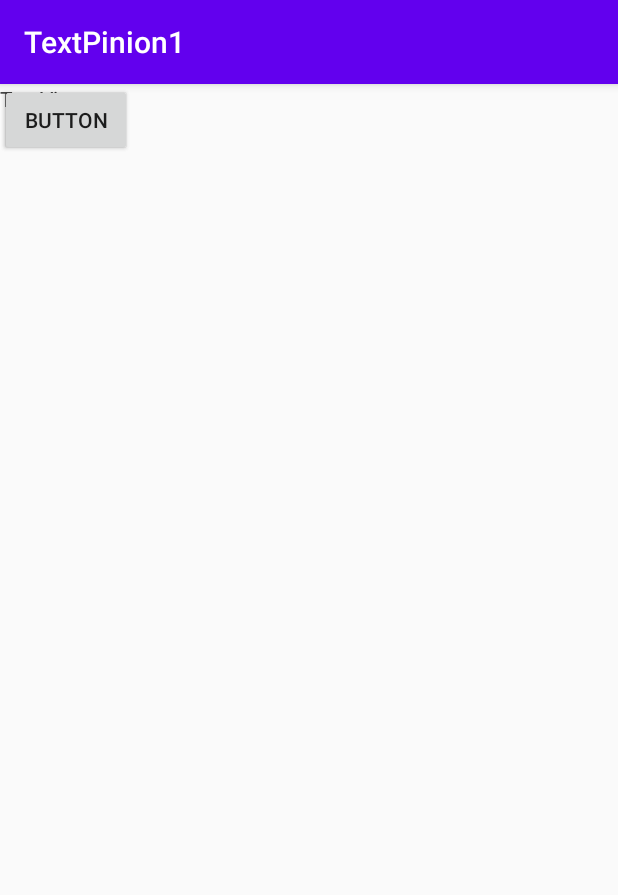
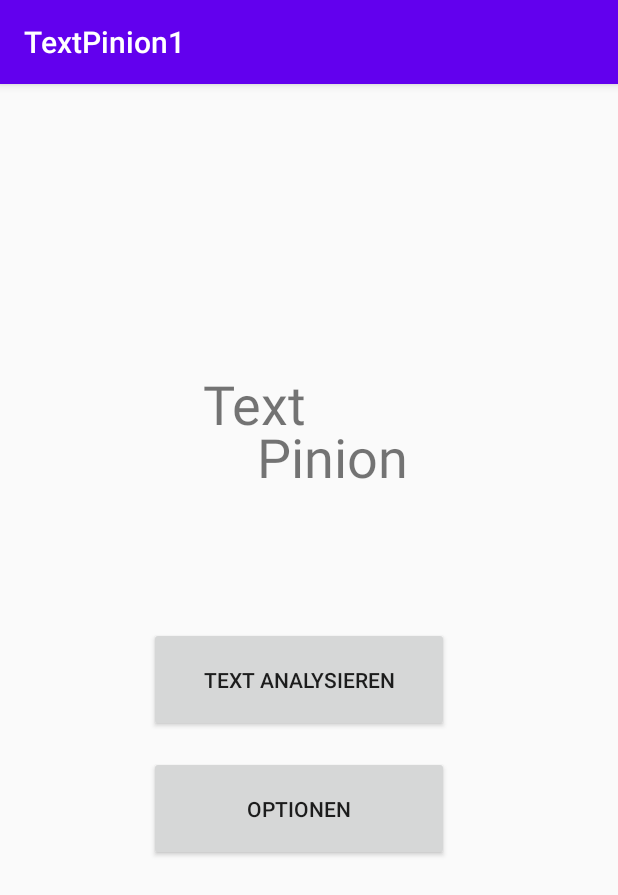
Before and after one commit to tim3hy/TextPinionNew, an Android app: the screen it shows after launch (MainActivity), on a phone screen of 412 x 824 dp. Shown: the top 895 px of the screen. Run offline under Robolectric (Android 15) with nearby library versions, the phone set to English and light mode, and no system bars.

Commit message:
Main Activity finished

```diff
--- a/app/src/main/res/layout/activity_main.xml
+++ b/app/src/main/res/layout/activity_main.xml
@@ -8,33 +8,51 @@
 
     <TextView
         android:id="@+id/title"
-        android:layout_width="wrap_content"
-        android:layout_height="wrap_content"
-        android:text="TextView"
-        tools:layout_editor_absoluteX="158dp"
-        tools:layout_editor_absoluteY="166dp" />
+        android:layout_width="97dp"
+        android:layout_height="66dp"
+        android:text="Text"
+        android:textSize="36sp"
+        app:layout_constraintBottom_toBottomOf="parent"
+        app:layout_constraintEnd_toEndOf="parent"
+        app:layout_constraintHorizontal_bias="0.43"
+        app:layout_constraintStart_toStartOf="parent"
+        app:layout_constraintTop_toTopOf="parent"
+        app:layout_constraintVertical_bias="0.269" />
 
     <TextView
         android:id="@+id/title2"
         android:layout_width="wrap_content"
         android:layout_height="wrap_content"
-        android:text="TextView"
-        tools:layout_editor_absoluteX="198dp"
-        tools:layout_editor_absoluteY="206dp" />
+        android:text="Pinion"
+        android:textSize="36sp"
+        app:layout_constraintBottom_toBottomOf="parent"
+        app:layout_constraintEnd_toEndOf="parent"
+        app:layout_constraintHorizontal_bias="0.551"
+        app:layout_constraintStart_toStartOf="parent"
+        app:layout_constraintTop_toTopOf="parent"
+        app:layout_constraintVertical_bias="0.311" />
 
     <Button
         android:id="@+id/buttonTxtAnal"
-        android:layout_width="wrap_content"
-        android:layout_height="wrap_content"
-        android:text="Button"
-        tools:layout_editor_absoluteX="152dp"
-        tools:layout_editor_absoluteY="288dp" />
+        android:layout_width="200dp"
+        android:layout_height="70dp"
+        android:text="Text Analysieren"
+        app:layout_constraintBottom_toBottomOf="parent"
+        app:layout_constraintEnd_toEndOf="parent"
+        app:layout_constraintHorizontal_bias="0.47"
+        app:layout_constraintStart_toStartOf="parent"
+        app:layout_constraintTop_toTopOf="parent"
+        app:layout_constraintVertical_bias="0.519" />
 
     <Button
         android:id="@+id/buttonOptionen"
-        android:layout_width="wrap_content"
-        android:layout_height="wrap_content"
-        android:text="Button"
-        tools:layout_editor_absoluteX="152dp"
-        tools:layout_editor_absoluteY="384dp" />
+        android:layout_width="200dp"
+        android:layout_height="70dp"
+        android:text="Optionen"
+        app:layout_constraintBottom_toBottomOf="parent"
+        app:layout_constraintEnd_toEndOf="parent"
+        app:layout_constraintHorizontal_bias="0.47"
+        app:layout_constraintStart_toStartOf="parent"
+        app:layout_constraintTop_toTopOf="parent"
+        app:layout_constraintVertical_bias="0.642" />
 </androidx.constraintlayout.widget.ConstraintLayout>
```
Also changed, not shown: app/src/main/java/ch/zli/m335/textpinion1/TextPinion.java (+15 -0 lines), app/src/main/res/layout/activity_optionen.xml (+25 -0 lines), app/src/main/res/layout/activity_text_eingabe.xml (+16 -7 lines), app/src/main/res/layout/activity_text_pinion.xml (+12 -0 lines), app/src/main/res/drawable/kisspng_arrow_computer_icons_button_5af6c1cb279136_8383693515261209071621.jpg (added).
